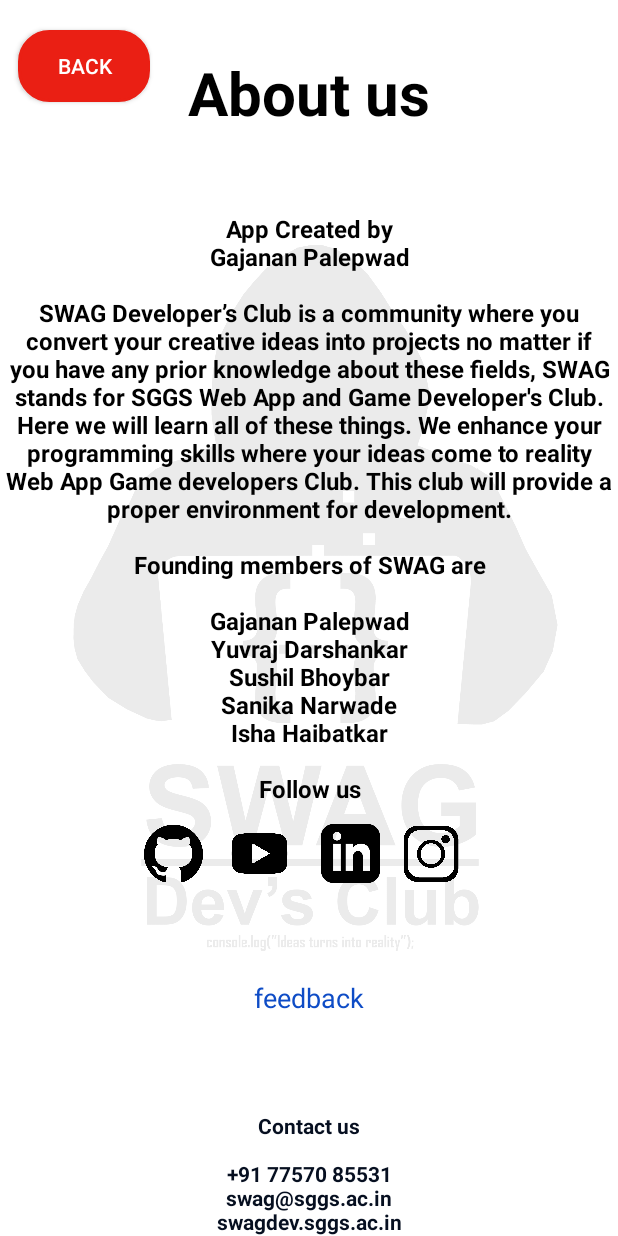
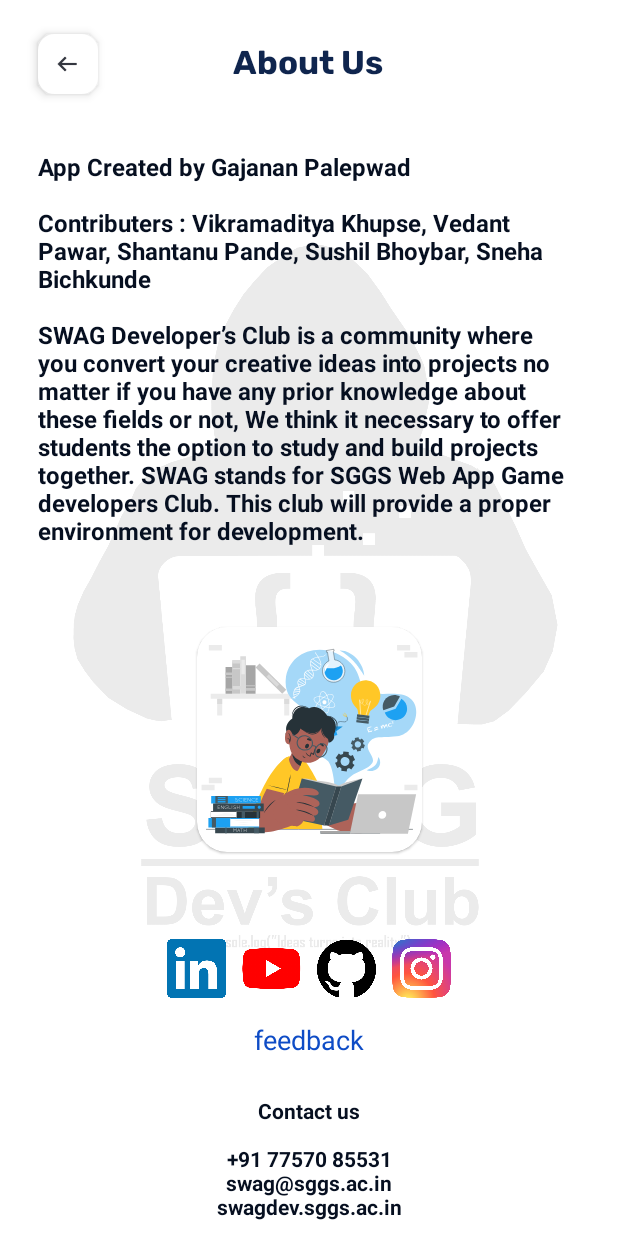
Before and after one commit to GajananPalepwad/SGGS, an Android app: the AboutUs screen opened directly, with no data from a screen before it, on a phone screen of 412 x 824 dp. Run offline under Robolectric (Android 15) with nearby library versions, the phone set to English and light mode, and no system bars.

Commit message:
Adding final touch

```diff
--- a/app/src/main/AndroidManifest.xml
+++ b/app/src/main/AndroidManifest.xml
@@ -10,6 +10,7 @@
     <uses-permission android:name="android.permission.INTERNET" />
     <uses-permission android:name="android.permission.ACCESS_WIFI_STATE" />
     <uses-permission android:name="android.permission.POST_NOTIFICATIONS" />
+    <uses-permission android:name="android.permission.ACCESS_NOTIFICATION_POLICY"/>
     <uses-permission android:name="android.permission.VIBRATE" />
 
     <application
--- a/app/src/main/java/com/sggs/sggs/AboutUs.java
+++ b/app/src/main/java/com/sggs/sggs/AboutUs.java
@@ -7,19 +7,15 @@ import android.net.Uri;
 import android.os.Bundle;
 import android.view.View;
 import android.widget.Button;
+import android.widget.ImageView;
 
 public class AboutUs extends AppCompatActivity {
     @Override
     protected void onCreate(Bundle savedInstanceState) {
         super.onCreate(savedInstanceState);
         setContentView(R.layout.activity_about_us);
-       Button back=findViewById(R.id.back);
-        back.setOnClickListener(new View.OnClickListener() {
-            @Override
-            public void onClick(View v) {
-                onBackPressed();
-            }
-        });
+       ImageView back=findViewById(R.id.back);
+        back.setOnClickListener(v -> onBackPressed());
     }
     public void insta(View view){
         Uri uri = Uri.parse("https://instagram.com/sggs_swag");
--- a/app/src/main/res/layout/activity_about_us.xml
+++ b/app/src/main/res/layout/activity_about_us.xml
@@ -7,20 +7,36 @@
     tools:context=".AboutUs">
 
 
-    <androidx.appcompat.widget.AppCompatButton
+    <ImageView
         android:id="@+id/back"
+        android:layout_width="40dp"
+        android:layout_height="40dp"
+        android:layout_marginStart="25dp"
+        android:background="@drawable/round_boarder"
+        android:elevation="4dp"
+        android:src="@drawable/arrow"
+        app:layout_constraintBottom_toBottomOf="@+id/signUpText"
+        app:layout_constraintStart_toStartOf="parent"
+        app:layout_constraintTop_toTopOf="@+id/signUpText" />
+
+    <TextView
+        android:id="@+id/signUpText"
         android:layout_width="wrap_content"
         android:layout_height="wrap_content"
-        android:layout_marginStart="12dp"
-        android:text="back"
-        android:backgroundTint="#EA1F14"
-        android:background="@drawable/roundbutton"
-        android:textColor="@color/white"
-        app:layout_constraintBottom_toBottomOf="parent"
-        app:layout_constraintHorizontal_bias="0.052"
+        android:layout_alignParentTop="true"
+        android:layout_alignParentEnd="true"
+        android:layout_marginTop="25dp"
+        android:elevation="1dp"
+        android:fontFamily="@font/rubik_bold"
+        android:text="About Us"
+        android:textColor="#0F254E"
+        android:textSize="22dp"
+        android:textStyle="bold"
+        app:layout_constraintEnd_toEndOf="parent"
+        app:layout_constraintHorizontal_bias="0.498"
         app:layout_constraintStart_toStartOf="parent"
-        app:layout_constraintTop_toTopOf="parent"
-        app:layout_constraintVertical_bias="0.026" />
+        app:layout_constraintTop_toTopOf="parent" />
+
 
 
     <ImageView
@@ -34,115 +50,118 @@
         app:layout_constraintTop_toTopOf="parent"
         app:srcCompat="@drawable/logotranprent" />
 
+
     <TextView
+        android:id="@+id/textView4"
+        android:layout_width="match_parent"
+        android:layout_height="wrap_content"
+        android:layout_marginHorizontal="25dp"
+        android:layout_marginTop="40dp"
+        android:text="App Created by Gajanan Palepwad\n\nContributers : Vikramaditya Khupse, Vedant Pawar, Shantanu Pande, Sushil Bhoybar, Sneha Bichkunde\n\nSWAG Developer’s Club is a community where you convert your creative ideas into projects no matter if you have any prior knowledge about these fields or not, We think it necessary to offer students the option to study and build projects together. SWAG stands for SGGS Web App Game developers Club. This club will provide a proper environment for development."
+        android:textColor="@color/black"
+        android:textSize="16dp"
+        android:textStyle="bold"
+        app:layout_constraintEnd_toEndOf="parent"
+        app:layout_constraintStart_toStartOf="parent"
+        app:layout_constraintTop_toBottomOf="@+id/signUpText" />
+
+    <com.google.android.material.card.MaterialCardView
         android:layout_width="wrap_content"
         android:layout_height="wrap_content"
-        android:text="About us"
-        android:textColor="#000000"
-        android:textSize="40dp"
+        android:layout_gravity="center"
+        android:layout_marginVertical="10dp"
+        app:cardCornerRadius="20dp"
+        app:layout_constraintBottom_toTopOf="@+id/linearLayout2"
+        app:layout_constraintEnd_toEndOf="parent"
+        app:layout_constraintStart_toStartOf="parent"
+        app:layout_constraintTop_toBottomOf="@+id/textView4">
+
+        <com.airbnb.lottie.LottieAnimationView
+            android:id="@+id/animation_view"
+            android:layout_width="150dp"
+            android:layout_height="150dp"
+            android:layout_gravity="center"
+            app:layout_constraintBottom_toBottomOf="parent"
+            app:layout_constraintEnd_toEndOf="parent"
+            app:layout_constraintHorizontal_bias="0.5"
+            app:layout_constraintStart_toStartOf="parent"
+            app:layout_constraintTop_toTopOf="parent"
+            app:layout_constraintVertical_bias="0.5"
+            app:lottie_autoPlay="true"
+            app:lottie_loop="true"
+            app:lottie_rawRes="@raw/loading_screen_boy_reading_animation" />
+
+    </com.google.android.material.card.MaterialCardView>
+
+    <TextView
+        android:id="@+id/textView8"
+        android:layout_width="wrap_content"
+        android:layout_height="wrap_content"
+        android:layout_marginBottom="10dp"
+        android:onClick="web"
+        android:text="Contact us\n\n+91 77570 85531\nswag@sggs.ac.in\nswagdev.sggs.ac.in"
+        android:textAlignment="center"
+        android:textColor="@color/black"
         android:textStyle="bold"
         app:layout_constraintBottom_toBottomOf="parent"
         app:layout_constraintEnd_toEndOf="parent"
         app:layout_constraintStart_toStartOf="parent"
-        app:layout_constraintTop_toTopOf="parent"
-        app:layout_constraintVertical_bias="0.045" />
+        app:layout_constraintVertical_bias="1.0" />
 
-    <TextView
-        android:id="@+id/textView4"
+    <LinearLayout
+        android:id="@+id/linearLayout2"
         android:layout_width="wrap_content"
         android:layout_height="wrap_content"
-        android:text="App Created by\nGajanan Palepwad\n\nSWAG Developer’s Club is a community where you convert your creative ideas into projects no matter if you have any prior knowledge about these fields, SWAG stands for SGGS Web App and Game Developer's Club. Here we will learn all of these things. We enhance your programming skills where your ideas come to reality Web App Game developers Club. This club will provide a proper environment for development.\n\nFounding members of SWAG are\n\nGajanan Palepwad\nYuvraj Darshankar\nSushil Bhoybar\nSanika Narwade\nIsha Haibatkar\n\nFollow us"
-        android:textAlignment="center"
-        android:textColor="#000000"
-        android:textSize="16dp"
-        android:textStyle="bold"
-        app:layout_constraintBottom_toBottomOf="parent"
+        android:layout_marginBottom="10dp"
+        android:orientation="horizontal"
+        app:layout_constraintBottom_toTopOf="@+id/feedback"
         app:layout_constraintEnd_toEndOf="parent"
-        app:layout_constraintHorizontal_bias="0.0"
-        app:layout_constraintStart_toStartOf="parent"
-        app:layout_constraintTop_toTopOf="parent"
-        app:layout_constraintVertical_bias="0.329" />
-
-    <TextView
-
-        android:id="@+id/textView8"
-        android:layout_width="wrap_content"
-        android:layout_height="wrap_content"
-        android:onClick="web"
-        android:text="Contact us\n\n+91 77570 85531\nswag@sggs.ac.in\nswagdev.sggs.ac.in"
-        android:textAlignment="center"
-        android:textColor="@color/black"
-
-        android:textStyle="bold"
-        app:layout_constraintBottom_toBottomOf="parent"
-        app:layout_constraintEnd_toEndOf="parent"
-        app:layout_constraintStart_toStartOf="parent"
-        app:layout_constraintTop_toTopOf="parent"
-        app:layout_constraintVertical_bias="1.0" />
+        app:layout_constraintStart_toStartOf="parent">
 
         <ImageView
             android:id="@+id/linkedin"
             android:layout_width="39dp"
             android:layout_height="39dp"
+            android:layout_margin="5dp"
             android:onClick="linkdIn"
-        app:layout_constraintBottom_toBottomOf="parent"
-        app:layout_constraintEnd_toEndOf="parent"
-        app:layout_constraintHorizontal_bias="0.575"
-        app:layout_constraintStart_toStartOf="parent"
-        app:layout_constraintTop_toBottomOf="@+id/textView4"
-        app:layout_constraintVertical_bias="0.05"
-        app:srcCompat="@drawable/linkedin_black_icon_logo_ecc426c572_seeklogo_com" />
+            app:srcCompat="@drawable/linkedin_icon" />
 
         <ImageView
             android:id="@+id/youtube"
             android:layout_width="39dp"
             android:layout_height="39dp"
+            android:layout_margin="5dp"
             android:onClick="yuotube"
-        app:layout_constraintBottom_toBottomOf="parent"
-        app:layout_constraintEnd_toEndOf="parent"
-        app:layout_constraintHorizontal_bias="0.411"
-        app:layout_constraintStart_toStartOf="parent"
-        app:layout_constraintTop_toBottomOf="@+id/textView4"
-        app:layout_constraintVertical_bias="0.05"
-        app:srcCompat="@drawable/pngwing_com" />
+            app:srcCompat="@drawable/youtube_logo" />
 
         <ImageView
             android:id="@+id/github"
             android:layout_width="39dp"
             android:layout_height="39dp"
+            android:layout_margin="5dp"
             android:onClick="github"
-        app:layout_constraintBottom_toBottomOf="parent"
-        app:layout_constraintEnd_toEndOf="parent"
-        app:layout_constraintHorizontal_bias="0.258"
-        app:layout_constraintStart_toStartOf="parent"
-        app:layout_constraintTop_toBottomOf="@+id/textView4"
-        app:layout_constraintVertical_bias="0.05"
             app:srcCompat="@drawable/_5231" />
 
         <ImageView
             android:id="@+id/insta"
             android:layout_width="39dp"
             android:layout_height="39dp"
+            android:layout_margin="5dp"
             android:onClick="insta"
-        app:layout_constraintBottom_toBottomOf="parent"
-        app:layout_constraintEnd_toEndOf="parent"
-        app:layout_constraintHorizontal_bias="0.717"
-        app:layout_constraintStart_toStartOf="parent"
-        app:layout_constraintTop_toBottomOf="@+id/textView4"
-        app:layout_constraintVertical_bias="0.05"
-        app:srcCompat="@drawable/_ecec78673e4440004f09e77" />
+            app:srcCompat="@drawable/instagram_logo" />
+    </LinearLayout>
 
     <TextView
-        android:id="@+id/textView6"
+        android:id="@+id/feedback"
         android:layout_width="wrap_content"
         android:layout_height="wrap_content"
+        android:layout_marginBottom="25dp"
         android:onClick="feedback"
         android:text="feedback"
         android:textColor="#0E4CC6"
         android:textSize="18dp"
         app:layout_constraintBottom_toTopOf="@+id/textView8"
         app:layout_constraintEnd_toEndOf="parent"
-        app:layout_constraintStart_toStartOf="parent"
-        app:layout_constraintTop_toBottomOf="@+id/linkedin" />
+        app:layout_constraintStart_toStartOf="parent" />
 
 </androidx.constraintlayout.widget.ConstraintLayout>
--- a/app/src/main/res/values/strings.xml
+++ b/app/src/main/res/values/strings.xml
@@ -1,5 +1,5 @@
 <resources>
-    <string name="app_name">SGGS</string>
+    <string name="app_name">SGGS Student</string>
     <string name="title_activity_login_for_teacher">LoginForTeacher</string>
     <string name="prompt_email">Email</string>
     <string name="prompt_password">Password</string>
```
Also changed, not shown: app/src/main/java/com/sggs/sggs/FcmNotificationsSender.java (+5 -3 lines), app/src/main/java/com/sggs/sggs/FirebaseMessagingService.java (+41 -21 lines), app/src/main/java/com/sggs/sggs/GoogleLoginPage.java (+60 -17 lines), app/src/main/java/com/sggs/sggs/NotificationSender.java (+2 -11 lines), app/src/main/java/com/sggs/sggs/Profile.java (+7 -5 lines), app/src/main/res/layout/activity_profile.xml (+27 -3 lines), app/src/main/res/drawable/instagram_logo.webp (added), app/src/main/res/drawable/linkedin_icon.png (added), app/src/main/res/drawable/logout_icon.png (added), app/src/main/res/drawable/youtube_logo.png (added). Lines whose indentation alone changed are shown as unchanged.
